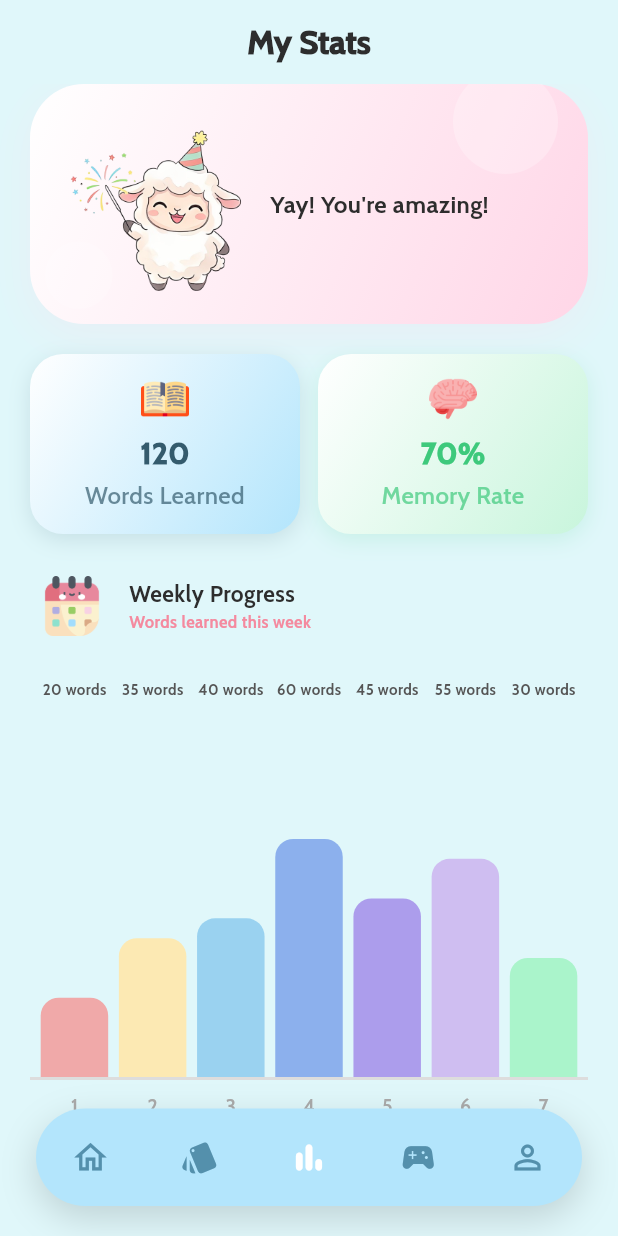
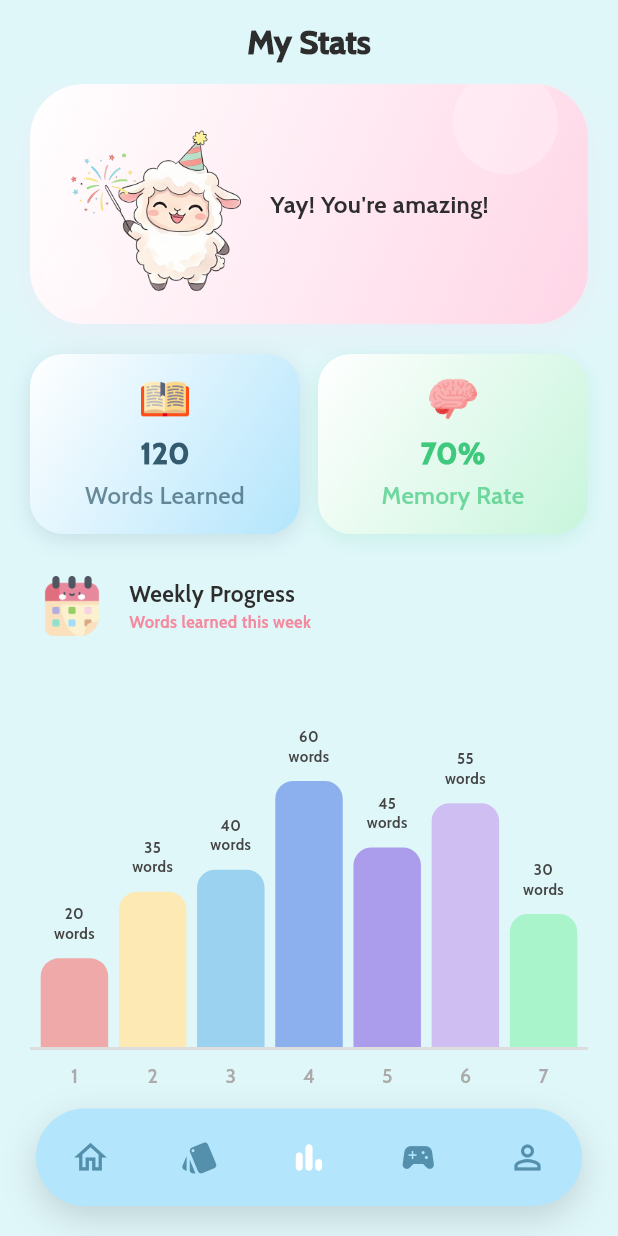
Before and after one commit to rstzsy/FlashCardApp, a Flutter app: the screen it shows after launch, item 3 of the bottom bar chosen, on a phone screen of 412 x 824 dp. Run offline on Flutter 3.47's test engine with Material 3 defaults, Android fonts, the phone set to English and light mode, and no system bars; drawn by our look-alikes of fl_chart; our stand-ins replace google_fonts.

Commit message:
fix chart weekly progress

```diff
--- a/flashcard_app/lib/features/statistic/widgets/weekly_process_chart.dart
+++ b/flashcard_app/lib/features/statistic/widgets/weekly_process_chart.dart
@@ -1,6 +1,5 @@
 import 'package:flutter/material.dart';
 import 'package:fl_chart/fl_chart.dart';
-
 import '../../../core/themes/app_colors.dart';
 
 class WeeklyProgressChart extends StatelessWidget {
@@ -22,13 +21,16 @@ class WeeklyProgressChart extends StatelessWidget {
     return List.generate(_values.length, (i) {
       return BarChartGroupData(
         x: i,
+        // show label in top column
+        showingTooltipIndicators: [0],
         barRods: [
-          // style bar chart
           BarChartRodData(
             toY: _values[i],
             width: 45,
             color: _barColors[i],
-            borderRadius: const BorderRadius.vertical(top: Radius.circular(12)),
+            borderRadius: const BorderRadius.vertical(
+              top: Radius.circular(12),
+            ),
           ),
         ],
       );
@@ -79,44 +81,42 @@ class WeeklyProgressChart extends StatelessWidget {
           ],
         ),
 
-        const SizedBox(height: 20),
-
-        // bar chart
         SizedBox(
           height: 300,
           child: BarChart(
             BarChartData(
               maxY: 90,
+              // default tooltip
               barTouchData: BarTouchData(
                 enabled: true,
                 touchTooltipData: BarTouchTooltipData(
                   tooltipRoundedRadius: 8,
+                  tooltipMargin: 6, // k/c tu dinh cot toi label
                   tooltipPadding: const EdgeInsets.symmetric(
-                    horizontal: 8,
+                    horizontal: 6,
                     vertical: 4,
                   ),
+                  getTooltipColor: (_) => Colors.transparent,
                   getTooltipItem: (group, groupIndex, rod, rodIndex) {
                     return BarTooltipItem(
-                      '${rod.toY.toInt()} words',
+                      '${rod.toY.toInt()}\nwords',
                       const TextStyle(
-                        color: Color(0xFF2D2D2D),
-                        fontSize: 11,
+                        color: Color(0xFF444444),
+                        fontSize: 10,
                         fontWeight: FontWeight.w700,
+                        height: 1.3,
                       ),
                     );
                   },
                 ),
               ),
               gridData: FlGridData(show: false),
-
-              // bottom border
               borderData: FlBorderData(
                 show: true,
                 border: const Border(
                   bottom: BorderSide(color: Color(0xFFDDDDDD), width: 2),
                 ),
               ),
-
               titlesData: FlTitlesData(
                 leftTitles: AxisTitles(
                   sideTitles: SideTitles(showTitles: false),
@@ -124,26 +124,9 @@ class WeeklyProgressChart extends StatelessWidget {
                 rightTitles: AxisTitles(
                   sideTitles: SideTitles(showTitles: false),
                 ),
+                // remove label in topTitle
                 topTitles: AxisTitles(
-                  sideTitles: SideTitles(
-                    showTitles: true,
-                    reservedSize: 28,
-                    getTitlesWidget: (value, meta) {
-                      final i = value.toInt();
-                      if (i < 0 || i >= _values.length) return const SizedBox();
-                      return Padding(
-                        padding: const EdgeInsets.only(bottom: 6),
-                        child: Text(
-                          '${_values[i].toInt()} words',
-                          style: const TextStyle(
-                            fontSize: 10,
-                            fontWeight: FontWeight.w700,
-                            color: Color(0xFF555555),
-                          ),
-                        ),
-                      );
-                    },
-                  ),
+                  sideTitles: SideTitles(showTitles: false),
                 ),
                 bottomTitles: AxisTitles(
                   sideTitles: SideTitles(
```
